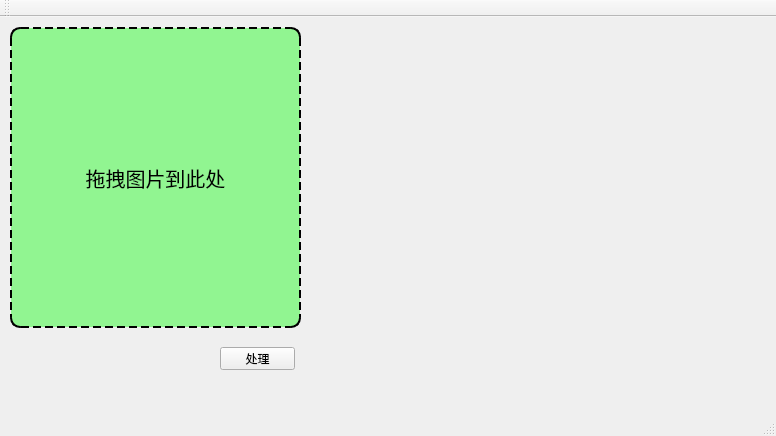
Qt form mainwindow.ui (ccocean/ChessGame) before a commit.
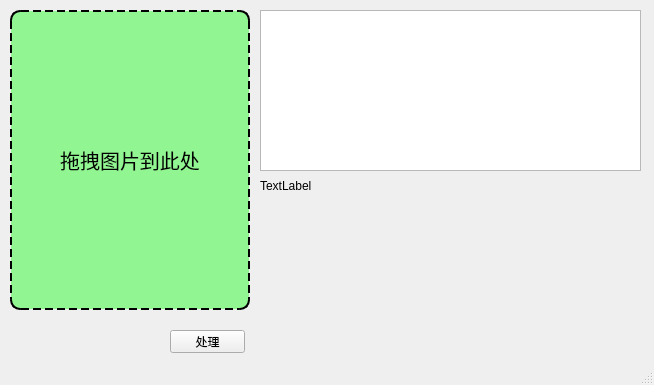
The same form after that commit.

Diff of the .ui file:
```diff
--- a/mainwindow.ui
+++ b/mainwindow.ui
@@ -6,8 +6,8 @@
    <rect>
     <x>0</x>
     <y>0</y>
-    <width>776</width>
-    <height>436</height>
+    <width>654</width>
+    <height>385</height>
    </rect>
   </property>
   <property name="windowTitle">
@@ -19,8 +19,8 @@
      <rect>
       <x>10</x>
       <y>10</y>
-      <width>291</width>
-      <height>301</height>
+      <width>240</width>
+      <height>300</height>
      </rect>
     </property>
     <property name="styleSheet">
@@ -41,7 +41,7 @@
    <widget class="QPushButton" name="pushButton_process">
     <property name="geometry">
      <rect>
-      <x>220</x>
+      <x>170</x>
       <y>330</y>
       <width>75</width>
       <height>23</height>
@@ -51,6 +51,29 @@
      <string>处理</string>
     </property>
    </widget>
+   <widget class="QTextEdit" name="textEdit_Result">
+    <property name="geometry">
+     <rect>
+      <x>260</x>
+      <y>10</y>
+      <width>381</width>
+      <height>161</height>
+     </rect>
+    </property>
+   </widget>
+   <widget class="QLabel" name="label_Count">
+    <property name="geometry">
+     <rect>
+      <x>260</x>
+      <y>180</y>
+      <width>54</width>
+      <height>12</height>
+     </rect>
+    </property>
+    <property name="text">
+     <string>TextLabel</string>
+    </property>
+   </widget>
   </widget>
   <widget class="QMenuBar" name="menuBar">
    <property name="geometry">
@@ -62,14 +85,6 @@
     </rect>
    </property>
   </widget>
-  <widget class="QToolBar" name="mainToolBar">
-   <attribute name="toolBarArea">
-    <enum>TopToolBarArea</enum>
-   </attribute>
-   <attribute name="toolBarBreak">
-    <bool>false</bool>
-   </attribute>
-  </widget>
   <widget class="QStatusBar" name="statusBar"/>
  </widget>
  <layoutdefault spacing="6" margin="11"/>
```
Left out of the diff: 4 changed lines with no effect on the pictures.
